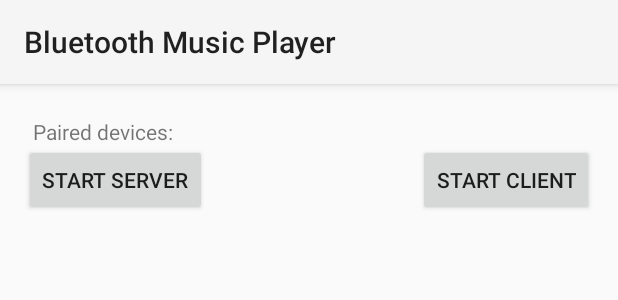
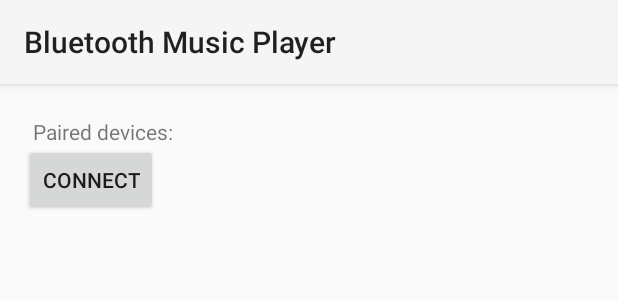
Before and after one commit to iftekhar-ahmed/Bluetooth-Music-Player, an Android app: the layout fragment_bluetooth.xml on its own in the app's theme, with its tools: preview values and no code run, on a phone screen of 412 x 824 dp. Shown: the top 300 px of the screen. Run offline under Robolectric (Android 15) with nearby library versions, the phone set to English and light mode, and no system bars.

Commit message:
Fix connection establishment issues

```diff
--- a/app/src/main/res/layout/fragment_bluetooth.xml
+++ b/app/src/main/res/layout/fragment_bluetooth.xml
@@ -23,18 +23,10 @@
         android:layout_height="wrap_content" />
 
     <Button
-        android:id="@+id/btn_server"
+        android:id="@+id/btn_connect"
         android:layout_below="@id/spinner_paired_devices"
         android:layout_width="wrap_content"
         android:layout_height="wrap_content"
-        android:text="@string/start_server" />
-
-    <Button
-        android:id="@+id/btn_client"
-        android:layout_below="@id/spinner_paired_devices"
-        android:layout_alignParentRight="true"
-        android:layout_width="wrap_content"
-        android:layout_height="wrap_content"
-        android:text="@string/start_client" />
+        android:text="@string/connect" />
 
 </RelativeLayout>
--- a/app/src/main/res/values/strings.xml
+++ b/app/src/main/res/values/strings.xml
@@ -6,8 +6,7 @@
     <string name="start_bluetooth">Start Bluetooth</string>
     <string name="action_settings">Settings</string>
     <string name="discover_devices">Discover Devices</string>
-    <string name="start_server">Start Server</string>
-    <string name="start_client">Start Client</string>
+    <string name="connect">Connect</string>
     <string name="label_paired_devices">Paired devices:</string>
 
 </resources>
```
Also changed, not shown: app/src/main/java/com/apptitive/btmusicplayer/BluetoothActivity.java (+21 -12 lines), app/src/main/java/com/apptitive/btmusicplayer/transport/AudioTransferThread.java (added, +40 -0 lines).
